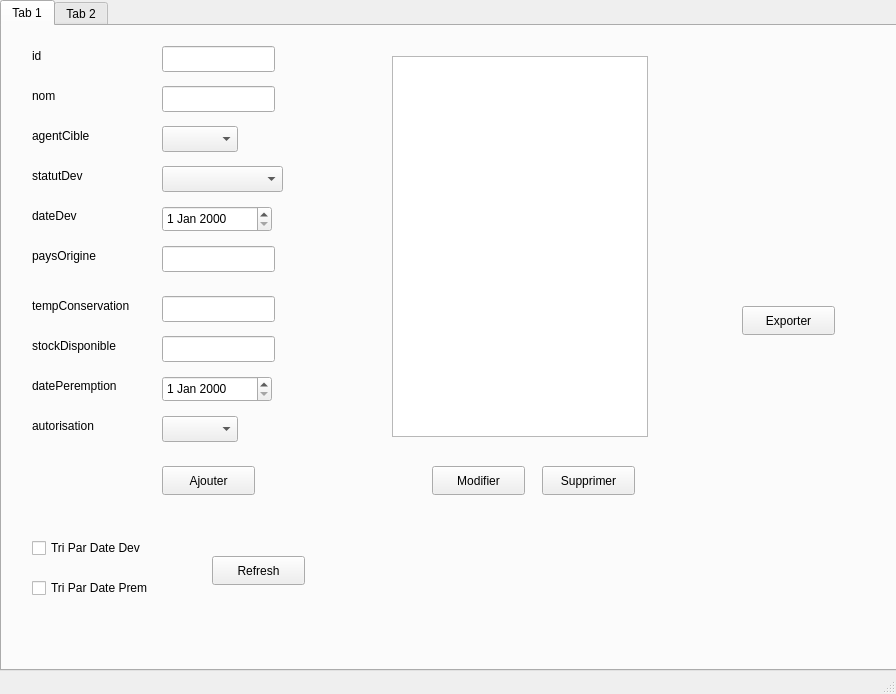
The window that mainwindow.ui (ProjetCPP-S2-2A15/projetcpp2a15-vaccicare) describes before a commit, drawn with Qt 5.
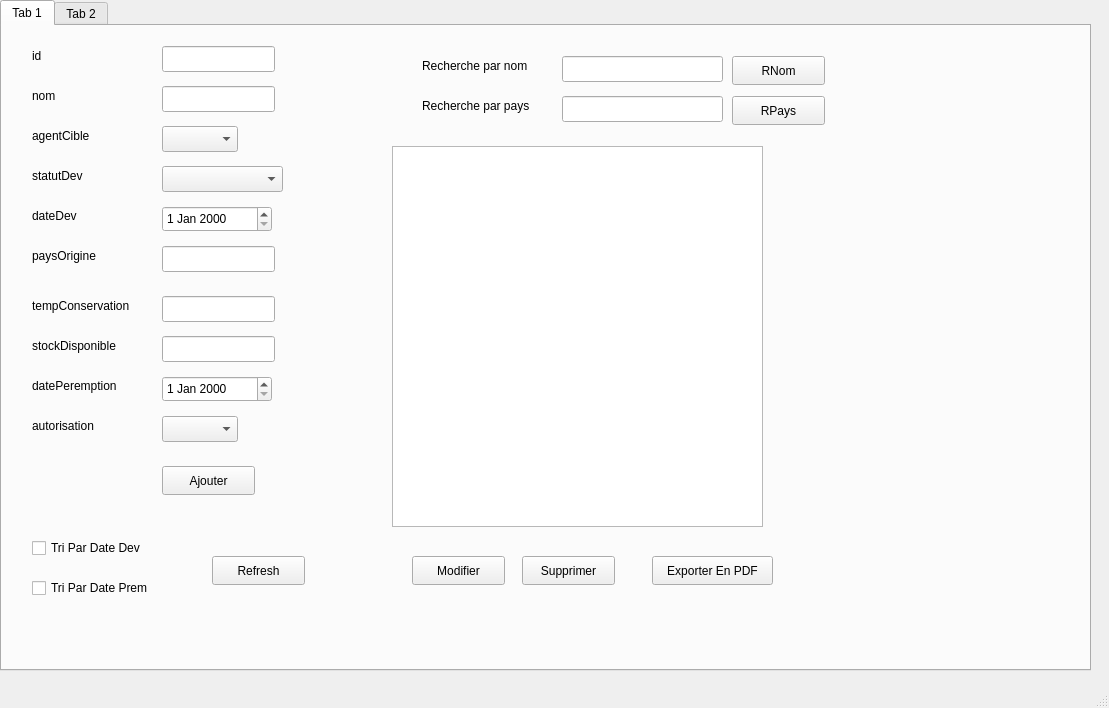
The same window after the commit.

Commit message: tri,recherche,pdf are done

What changed in the file:
```diff
--- a/mainwindow.ui
+++ b/mainwindow.ui
@@ -6,8 +6,8 @@
    <rect>
     <x>0</x>
     <y>0</y>
-    <width>896</width>
-    <height>694</height>
+    <width>1109</width>
+    <height>708</height>
    </rect>
   </property>
   <property name="windowTitle">
@@ -19,7 +19,7 @@
      <rect>
       <x>0</x>
       <y>0</y>
-      <width>901</width>
+      <width>1091</width>
       <height>671</height>
      </rect>
     </property>
@@ -33,8 +33,8 @@
      <widget class="QPushButton" name="PushButtonSupprimer">
       <property name="geometry">
        <rect>
-        <x>540</x>
-        <y>440</y>
+        <x>520</x>
+        <y>530</y>
         <width>93</width>
         <height>29</height>
        </rect>
@@ -206,8 +206,8 @@
      <widget class="QPushButton" name="PushButtonModifier">
       <property name="geometry">
        <rect>
-        <x>430</x>
-        <y>440</y>
+        <x>410</x>
+        <y>530</y>
         <width>93</width>
         <height>29</height>
        </rect>
@@ -269,19 +269,6 @@
        <string>nom</string>
       </property>
      </widget>
-     <widget class="QPushButton" name="pushButton_4">
-      <property name="geometry">
-       <rect>
-        <x>740</x>
-        <y>280</y>
-        <width>93</width>
-        <height>29</height>
-       </rect>
-      </property>
-      <property name="text">
-       <string>Exporter</string>
-      </property>
-     </widget>
      <widget class="QComboBox" name="comboBoxStatut">
       <property name="geometry">
        <rect>
@@ -316,8 +303,8 @@
       <property name="geometry">
        <rect>
         <x>390</x>
-        <y>30</y>
-        <width>256</width>
+        <y>120</y>
+        <width>371</width>
         <height>381</height>
        </rect>
       </property>
@@ -361,6 +348,91 @@
        <string>Refresh</string>
       </property>
      </widget>
+     <widget class="QLineEdit" name="lineEditSnom">
+      <property name="geometry">
+       <rect>
+        <x>560</x>
+        <y>30</y>
+        <width>161</width>
+        <height>26</height>
+       </rect>
+      </property>
+     </widget>
+     <widget class="QLineEdit" name="lineEditSpays">
+      <property name="geometry">
+       <rect>
+        <x>560</x>
+        <y>70</y>
+        <width>161</width>
+        <height>26</height>
+       </rect>
+      </property>
+     </widget>
+     <widget class="QLabel" name="label_11">
+      <property name="geometry">
+       <rect>
+        <x>420</x>
+        <y>30</y>
+        <width>141</width>
+        <height>20</height>
+       </rect>
+      </property>
+      <property name="text">
+       <string>Recherche par nom</string>
+      </property>
+     </widget>
+     <widget class="QLabel" name="label_12">
+      <property name="geometry">
+       <rect>
+        <x>420</x>
+        <y>70</y>
+        <width>141</width>
+        <height>20</height>
+       </rect>
+      </property>
+      <property name="text">
+       <string>Recherche par pays</string>
+      </property>
+     </widget>
+     <widget class="QPushButton" name="pushButton_rechercherNom">
+      <property name="geometry">
+       <rect>
+        <x>730</x>
+        <y>30</y>
+        <width>93</width>
+        <height>29</height>
+       </rect>
+      </property>
+      <property name="text">
+       <string>RNom</string>
+      </property>
+     </widget>
+     <widget class="QPushButton" name="pushButton_rechercherPays">
+      <property name="geometry">
+       <rect>
+        <x>730</x>
+        <y>70</y>
+        <width>93</width>
+        <height>29</height>
+       </rect>
+      </property>
+      <property name="text">
+       <string>RPays</string>
+      </property>
+     </widget>
+     <widget class="QPushButton" name="ButtonExporterPDF">
+      <property name="geometry">
+       <rect>
+        <x>650</x>
+        <y>530</y>
+        <width>121</width>
+        <height>29</height>
+       </rect>
+      </property>
+      <property name="text">
+       <string>Exporter En PDF</string>
+      </property>
+     </widget>
     </widget>
     <widget class="QWidget" name="tab_2">
      <attribute name="title">
```
Left out of the diff: 2 changed lines with no effect on the pictures. The commit also changes 5 other files.
